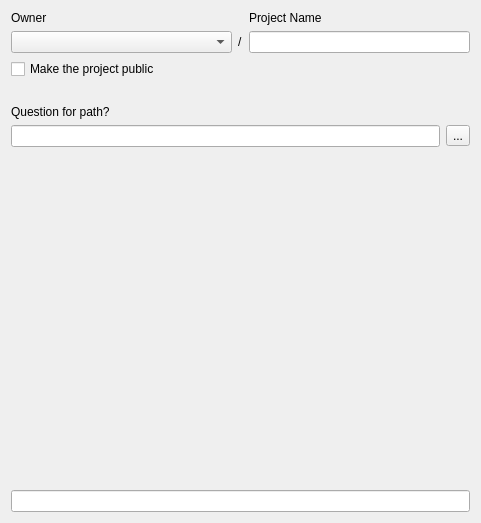
First picture: the form in Mergin/ui/ui_project_settings_page.ui, repository MerginMaps/qgis-plugin, before the edit.
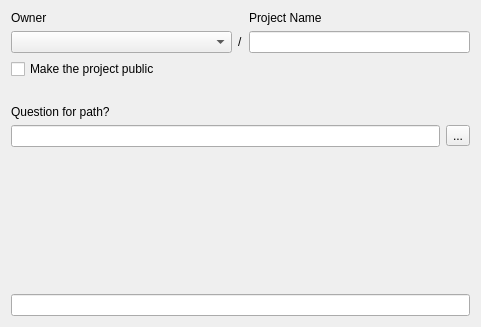
Second picture: the form after the edit.

```diff
--- a/Mergin/ui/ui_project_settings_page.ui
+++ b/Mergin/ui/ui_project_settings_page.ui
@@ -7,7 +7,7 @@
     <x>0</x>
     <y>0</y>
     <width>481</width>
-    <height>523</height>
+    <height>327</height>
    </rect>
   </property>
   <property name="windowTitle">
```
